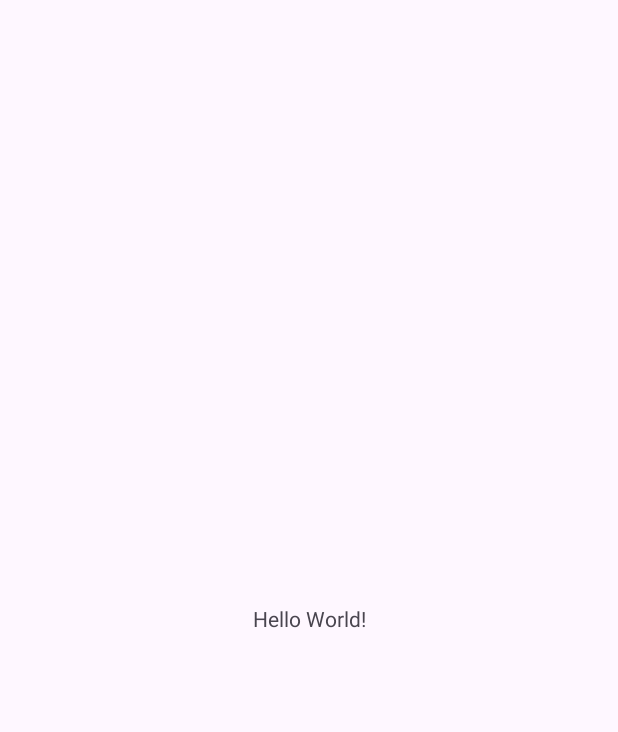
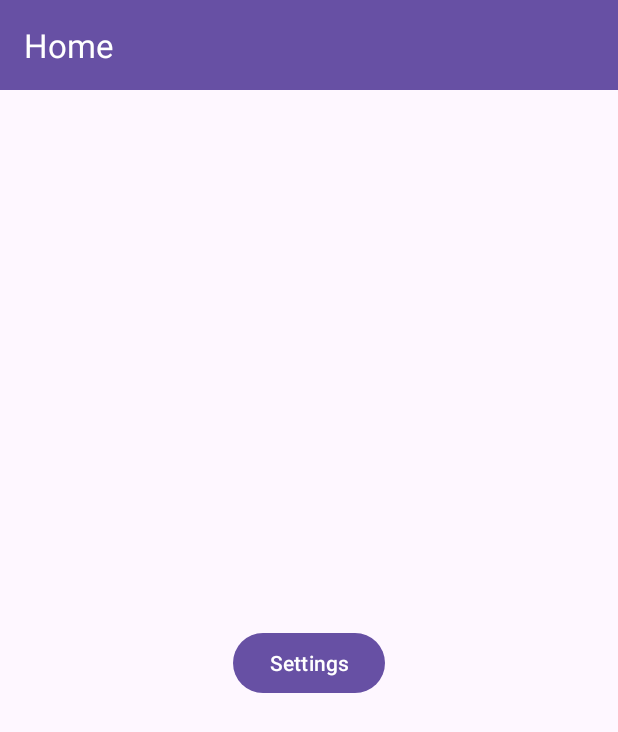
Before and after one commit to UdovikArtem/FinPortfolio, an Android app: the screen it shows after launch (MainActivity), on a phone screen of 412 x 824 dp. Before the commit the part shown is almost empty. Shown: the top 732 px of the screen. Run offline under Robolectric (Android 15) with nearby library versions, the phone set to English and light mode, and no system bars; our stand-ins replace navigation-ui.

Commit message:
Add settings

```diff
--- /dev/null
+++ b/app/src/main/java/com/example/finportfolio/BaseFragment.kt
@@ -0,0 +1,32 @@
+package com.example.finportfolio
+
+import android.os.Bundle
+import android.view.LayoutInflater
+import android.view.View
+import android.view.ViewGroup
+import androidx.fragment.app.Fragment
+import androidx.viewbinding.ViewBinding
+
+abstract class BaseFragment<VB : ViewBinding> : Fragment() {
+
+    private var _binding: VB? = null
+
+    protected val binding: VB
+        get() = _binding!!
+
+    protected abstract fun inflateViewBinding(inflater: LayoutInflater, container: ViewGroup?): VB
+
+    override fun onCreateView(
+        inflater: LayoutInflater,
+        container: ViewGroup?,
+        savedInstanceState: Bundle?
+    ): View? {
+        _binding = inflateViewBinding(inflater, container)
+        return binding.root
+    }
+
+    override fun onDestroyView() {
+        _binding = null
+        super.onDestroyView()
+    }
+}
--- a/app/src/main/java/com/example/finportfolio/MainActivity.kt
+++ b/app/src/main/java/com/example/finportfolio/MainActivity.kt
@@ -1,20 +1,33 @@
 package com.example.finportfolio
 
 import android.os.Bundle
-import androidx.activity.enableEdgeToEdge
 import androidx.appcompat.app.AppCompatActivity
-import androidx.core.view.ViewCompat
-import androidx.core.view.WindowInsetsCompat
+import androidx.navigation.fragment.NavHostFragment
+import androidx.navigation.ui.setupActionBarWithNavController
+import com.example.finportfolio.databinding.ActivityMainBinding
 
 class MainActivity : AppCompatActivity() {
+
+    private lateinit var binding: ActivityMainBinding
+
     override fun onCreate(savedInstanceState: Bundle?) {
         super.onCreate(savedInstanceState)
-        enableEdgeToEdge()
-        setContentView(R.layout.activity_main)
-        ViewCompat.setOnApplyWindowInsetsListener(findViewById(R.id.main)) { v, insets ->
-            val systemBars = insets.getInsets(WindowInsetsCompat.Type.systemBars())
-            v.setPadding(systemBars.left, systemBars.top, systemBars.right, systemBars.bottom)
-            insets
-        }
+        binding = ActivityMainBinding.inflate(layoutInflater)
+        setContentView(binding.root)
+
+        setSupportActionBar(binding.toolbar)
+
+        val navHostFragment =
+            supportFragmentManager.findFragmentById(R.id.nav_host_fragment) as NavHostFragment
+        val navController = navHostFragment.navController
+        setupActionBarWithNavController(navController)
     }
+
+    override fun onSupportNavigateUp(): Boolean {
+        val navHostFragment =
+            supportFragmentManager.findFragmentById(R.id.nav_host_fragment) as NavHostFragment
+        val navController = navHostFragment.navController
+        return navController.navigateUp() || super.onSupportNavigateUp()
+    }
+
 }
--- /dev/null
+++ b/app/src/main/java/com/example/finportfolio/presentation/home/HomeFragment.kt
@@ -0,0 +1,27 @@
+package com.example.finportfolio.presentation.home
+
+import android.os.Bundle
+import android.view.LayoutInflater
+import android.view.View
+import android.view.ViewGroup
+import androidx.navigation.fragment.findNavController
+import com.example.finportfolio.BaseFragment
+import com.example.finportfolio.databinding.FragmentHomeBinding
+
+class HomeFragment : BaseFragment<FragmentHomeBinding>() {
+
+    override fun inflateViewBinding(
+        inflater: LayoutInflater,
+        container: ViewGroup?
+    ): FragmentHomeBinding = FragmentHomeBinding.inflate(inflater, container, false)
+
+    override fun onViewCreated(view: View, savedInstanceState: Bundle?) {
+        super.onViewCreated(view, savedInstanceState)
+        val action = HomeFragmentDirections.actionHomeFragmentToSettingsFragment()
+        binding.apply {
+            buttonSettings.setOnClickListener {
+                findNavController().navigate(action)
+            }
+        }
+    }
+}
--- a/app/src/main/res/layout/activity_main.xml
+++ b/app/src/main/res/layout/activity_main.xml
@@ -1,19 +1,30 @@
-<?xml version="1.0" encoding="utf-8"?>
 <androidx.constraintlayout.widget.ConstraintLayout xmlns:android="http://schemas.android.com/apk/res/android"
     xmlns:app="http://schemas.android.com/apk/res-auto"
     xmlns:tools="http://schemas.android.com/tools"
-    android:id="@+id/main"
     android:layout_width="match_parent"
     android:layout_height="match_parent"
     tools:context=".MainActivity">
 
-    <TextView
-        android:layout_width="wrap_content"
-        android:layout_height="wrap_content"
-        android:text="Hello World!"
+    <androidx.appcompat.widget.Toolbar
+        android:id="@+id/toolbar"
+        android:layout_width="match_parent"
+        android:layout_height="60dp"
+        android:background="?attr/colorPrimary"
+        android:elevation="4dp"
+        app:layout_constraintEnd_toEndOf="parent"
+        app:layout_constraintStart_toStartOf="parent"
+        app:layout_constraintTop_toTopOf="parent"
+        app:titleTextColor="@color/white" />
+
+    <androidx.fragment.app.FragmentContainerView
+        android:id="@+id/nav_host_fragment"
+        android:name="androidx.navigation.fragment.NavHostFragment"
+        android:layout_width="0dp"
+        android:layout_height="0dp"
         app:layout_constraintBottom_toBottomOf="parent"
         app:layout_constraintEnd_toEndOf="parent"
         app:layout_constraintStart_toStartOf="parent"
-        app:layout_constraintTop_toTopOf="parent" />
+        app:layout_constraintTop_toBottomOf="@id/toolbar"
+        app:navGraph="@navigation/navigation" />
 
 </androidx.constraintlayout.widget.ConstraintLayout>
--- /dev/null
+++ b/app/src/main/res/layout/fragment_home.xml
@@ -0,0 +1,17 @@
+<?xml version="1.0" encoding="utf-8"?>
+<LinearLayout xmlns:android="http://schemas.android.com/apk/res/android"
+    xmlns:tools="http://schemas.android.com/tools"
+    android:id="@+id/home_fragment"
+    android:layout_width="match_parent"
+    android:layout_height="match_parent"
+    android:gravity="center"
+    android:orientation="vertical"
+    tools:context=".presentation.home.HomeFragment">
+
+    <Button
+        android:id="@+id/button_settings"
+        android:layout_width="wrap_content"
+        android:layout_height="wrap_content"
+        android:text="@string/settings" />
+
+</LinearLayout>
--- /dev/null
+++ b/app/src/main/res/navigation/navigation.xml
@@ -0,0 +1,24 @@
+<?xml version="1.0" encoding="utf-8"?>
+<navigation xmlns:android="http://schemas.android.com/apk/res/android"
+    xmlns:app="http://schemas.android.com/apk/res-auto"
+    xmlns:tools="http://schemas.android.com/tools"
+    android:id="@+id/navigation"
+    app:startDestination="@id/home_fragment">
+
+    <fragment
+        android:id="@+id/home_fragment"
+        android:name="com.example.finportfolio.presentation.home.HomeFragment"
+        android:label="Home"
+        tools:layout="@layout/fragment_home">
+        <action
+            android:id="@+id/action_homeFragment_to_settingsFragment"
+            app:destination="@id/settings_fragment" />
+    </fragment>
+
+    <fragment
+        android:id="@+id/settings_fragment"
+        android:name="com.example.finportfolio.data.setting.SettingFragment"
+        android:label="Settings"
+        tools:layout="@layout/fragment_setting" />
+
+</navigation>
--- a/gradle/libs.versions.toml
+++ b/gradle/libs.versions.toml
@@ -9,6 +9,8 @@ appcompat = "1.6.1"
 material = "1.10.0"
 activity = "1.8.0"
 constraintlayout = "2.1.4"
+navigationFragmentKtx = "2.7.7"
+navigationUiKtx = "2.7.7"
 
 [libraries]
 androidx-core-ktx = { group = "androidx.core", name = "core-ktx", version.ref = "coreKtx" }
@@ -19,6 +21,8 @@ androidx-appcompat = { group = "androidx.appcompat", name = "appcompat", version
 material = { group = "com.google.android.material", name = "material", version.ref = "material" }
 androidx-activity = { group = "androidx.activity", name = "activity", version.ref = "activity" }
 androidx-constraintlayout = { group = "androidx.constraintlayout", name = "constraintlayout", version.ref = "constraintlayout" }
+androidx-navigation-fragment-ktx = { group = "androidx.navigation", name = "navigation-fragment-ktx", version.ref = "navigationFragmentKtx" }
+androidx-navigation-ui-ktx = { group = "androidx.navigation", name = "navigation-ui-ktx", version.ref = "navigationUiKtx" }
 
 [plugins]
 android-application = { id = "com.android.application", version.ref = "agp" }
```
Also changed, not shown: app/build.gradle (+9 -1 lines), app/src/main/java/com/example/finportfolio/data/setting/SettingFragment.kt (added, +55 -0 lines), app/src/main/java/com/example/finportfolio/data/setting/SettingStore.kt (added, +22 -0 lines), app/src/main/res/layout/fragment_setting.xml (added, +41 -0 lines), app/src/main/res/values/strings.xml (+12 -0 lines), build.gradle (+12 -1 lines).
